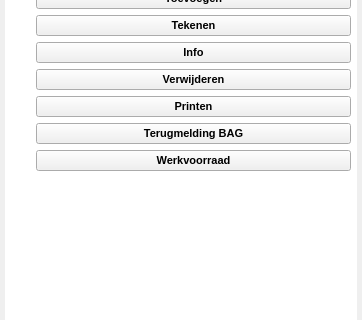
Old version of the form plugin/oiv/bag_pand/oiv_pandgegevens_widget.ui in the repository OIV-NL-QGIS/QGIS_project; both pictures show x 0 to 362 and y 106 to 426 of the 362 by 802 pixel window.
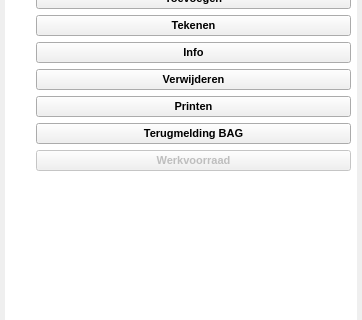
New version of the form. Icons and pictures are not drawn.

```diff
--- a/plugin/oiv/bag_pand/oiv_pandgegevens_widget.ui
+++ b/plugin/oiv/bag_pand/oiv_pandgegevens_widget.ui
@@ -676,7 +676,7 @@
            <item row="9" column="1">
             <widget class="QPushButton" name="bouwlaag_inventory">
              <property name="enabled">
-              <bool>true</bool>
+              <bool>false</bool>
              </property>
              <property name="sizePolicy">
               <sizepolicy hsizetype="Minimum" vsizetype="Fixed">
```
Left out of the diff: 2 changed lines with no effect on the pictures.
